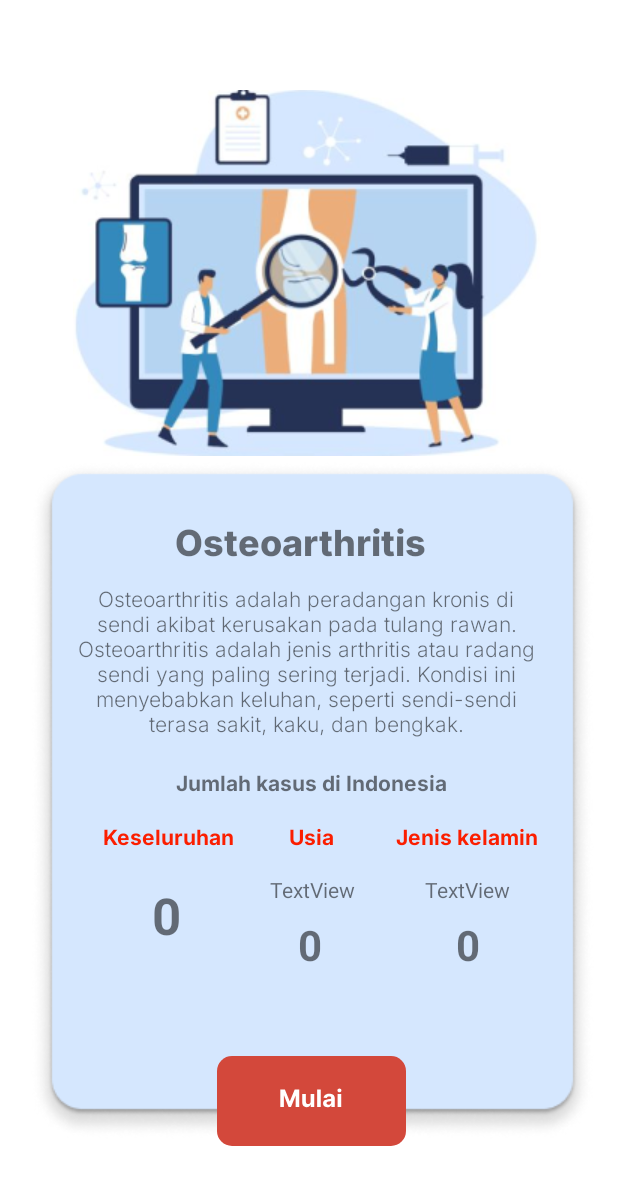
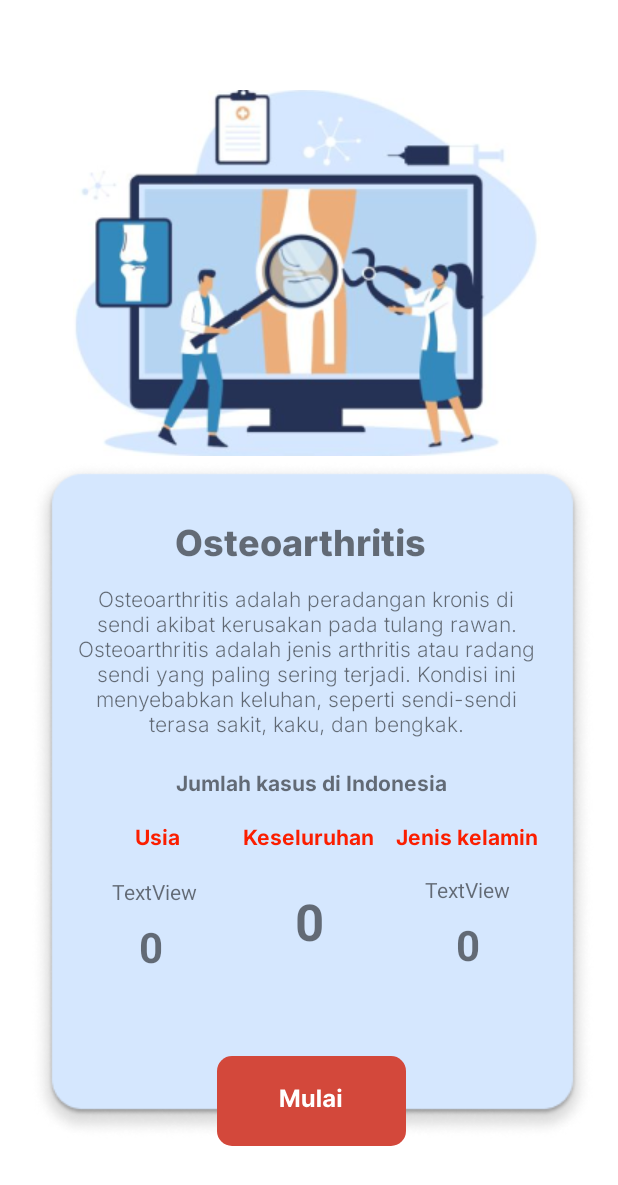
Before and after one commit to jessicas16/BangkitKneeCheck, an Android app built with Jetpack Compose: the LandingPageActivity screen opened directly, with no data from a screen before it, on a phone screen of 412 x 824 dp. Shown: the top 1185 px of the screen. Run offline under Robolectric (Android 15) with nearby library versions, the phone set to English and light mode, and no system bars; 3 statements that could not run were skipped.

```diff
--- a/app/src/main/java/com/example/kneecheck/entity/DRO.kt
+++ b/app/src/main/java/com/example/kneecheck/entity/DRO.kt
@@ -94,7 +94,7 @@ data class predictData(
 data class HistoryPasienDRO(
     val status: String,
     val message: String,
-    val data: HistoryPasienData
+    val data: List<HistoryPasienData>
 )
 
 data class HistoryPasienData(
--- a/app/src/main/res/layout/activity_landing_page.xml
+++ b/app/src/main/res/layout/activity_landing_page.xml
@@ -84,22 +84,6 @@
         app:layout_constraintTop_toBottomOf="@+id/textView12" />
 
     <TextView
-        android:id="@+id/textView11"
-        android:layout_width="wrap_content"
-        android:layout_height="wrap_content"
-        android:layout_marginStart="172dp"
-        android:layout_marginTop="16dp"
-        android:layout_marginEnd="135dp"
-        android:fontFamily="@font/inter_bold"
-        android:text="Usia"
-        android:textColor="#FB1E00"
-        android:textSize="14sp"
-        app:layout_constraintEnd_toEndOf="@+id/textView13"
-        app:layout_constraintHorizontal_bias="0.0"
-        app:layout_constraintStart_toStartOf="@+id/imageView8"
-        app:layout_constraintTop_toBottomOf="@+id/textView24" />
-
-    <TextView
         android:id="@+id/textView30"
         android:layout_width="wrap_content"
         android:layout_height="wrap_content"
@@ -110,7 +94,7 @@
         android:textColor="#FB1E00"
         android:textSize="14sp"
         app:layout_constraintEnd_toEndOf="@+id/imageView8"
-        app:layout_constraintHorizontal_bias="0.2"
+        app:layout_constraintHorizontal_bias="0.591"
         app:layout_constraintStart_toStartOf="@+id/imageView8"
         app:layout_constraintTop_toBottomOf="@+id/textView24" />
 
@@ -155,33 +139,16 @@
         android:id="@+id/tvKeseluruhanLanding"
         android:layout_width="wrap_content"
         android:layout_height="wrap_content"
-        android:layout_marginStart="64dp"
-        android:layout_marginTop="20dp"
-        android:layout_marginEnd="253dp"
+        android:layout_marginStart="175dp"
+        android:layout_marginTop="24dp"
+        android:layout_marginEnd="180dp"
         android:text="0"
         android:textAlignment="center"
         android:textSize="34sp"
         android:textStyle="bold"
         app:layout_constraintEnd_toEndOf="@+id/imageView8"
-        app:layout_constraintHorizontal_bias="0.43"
         app:layout_constraintStart_toStartOf="@+id/imageView8"
         app:layout_constraintTop_toBottomOf="@+id/textView30" />
-
-    <TextView
-        android:id="@+id/tvTotalAgeLanding"
-        android:layout_width="wrap_content"
-        android:layout_height="wrap_content"
-        android:layout_marginStart="155dp"
-        android:layout_marginTop="8dp"
-        android:layout_marginEnd="154dp"
-        android:text="0"
-        android:textAlignment="center"
-        android:textSize="28sp"
-        android:textStyle="bold"
-        app:layout_constraintEnd_toEndOf="@+id/imageView8"
-        app:layout_constraintHorizontal_bias="0.456"
-        app:layout_constraintStart_toStartOf="@+id/imageView8"
-        app:layout_constraintTop_toBottomOf="@+id/tvAvgAgeLanding" />
 
     <TextView
         android:id="@+id/tvTotalGenderLanding"
@@ -217,14 +184,43 @@
         android:id="@+id/tvAvgAgeLanding"
         android:layout_width="wrap_content"
         android:layout_height="wrap_content"
-        android:layout_marginStart="159dp"
-        android:layout_marginTop="16dp"
-        android:layout_marginEnd="158dp"
+        android:layout_marginStart="53dp"
+        android:layout_marginTop="17dp"
+        android:layout_marginEnd="264dp"
         android:text="TextView"
         android:textAlignment="center"
         app:layout_constraintEnd_toEndOf="@+id/imageView8"
-        app:layout_constraintHorizontal_bias="0.0"
         app:layout_constraintStart_toStartOf="@+id/imageView8"
         app:layout_constraintTop_toBottomOf="@+id/textView11" />
 
+    <TextView
+        android:id="@+id/tvTotalAgeLanding"
+        android:layout_width="wrap_content"
+        android:layout_height="wrap_content"
+        android:layout_marginStart="72dp"
+        android:layout_marginTop="8dp"
+        android:layout_marginEnd="287dp"
+        android:text="0"
+        android:textAlignment="center"
+        android:textSize="28sp"
+        android:textStyle="bold"
+        app:layout_constraintEnd_toEndOf="@+id/imageView8"
+        app:layout_constraintStart_toStartOf="@+id/imageView8"
+        app:layout_constraintTop_toBottomOf="@+id/tvAvgAgeLanding" />
+
+    <TextView
+        android:id="@+id/textView11"
+        android:layout_width="wrap_content"
+        android:layout_height="wrap_content"
+        android:layout_marginStart="69dp"
+        android:layout_marginTop="16dp"
+        android:layout_marginEnd="276dp"
+        android:fontFamily="@font/inter_bold"
+        android:text="Usia"
+        android:textColor="#FB1E00"
+        android:textSize="14sp"
+        app:layout_constraintEnd_toEndOf="@+id/imageView8"
+        app:layout_constraintStart_toStartOf="@+id/imageView8"
+        app:layout_constraintTop_toBottomOf="@+id/textView24" />
+
 </androidx.constraintlayout.widget.ConstraintLayout>
--- a/app/src/main/res/layout/fragment_scan.xml
+++ b/app/src/main/res/layout/fragment_scan.xml
@@ -52,7 +52,7 @@
         app:layout_constraintTop_toBottomOf="@+id/textView2" />
 
     <TextView
-        android:id="@+id/textView4"
+        android:id="@+id/rvTvTanggal"
         android:layout_width="220dp"
         android:layout_height="wrap_content"
         android:layout_marginTop="8dp"
```
Also changed, not shown: app/src/main/java/com/example/kneecheck/pasien/HistoryPasienAdapter.kt (+52 -1 lines), app/src/main/java/com/example/kneecheck/pasien/HistoryPasienFragment.kt (+33 -0 lines), app/src/main/res/layout/fragment_history_pasien.xml (+6 -3 lines), app/src/main/res/layout/recycle_history.xml (+26 -23 lines), app/src/main/res/drawable/bghistory.png (added).
